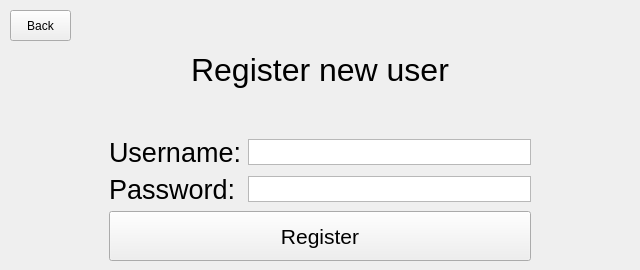
Above: DCM/ui_files/stackedwelcomescreen.ui from CarlosCapili/3K04-Pacemaker-Project before the change. Below: the same form after it.
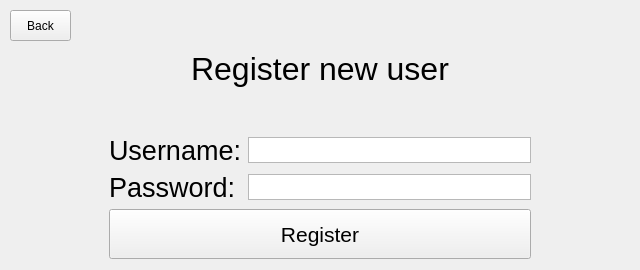
That is the form after the change. The open tabs and pages were chosen to show the change.

```diff
--- a/DCM/ui_files/stackedwelcomescreen.ui
+++ b/DCM/ui_files/stackedwelcomescreen.ui
@@ -282,6 +282,22 @@
           </property>
          </widget>
         </item>
+        <item>
+         <spacer name="verticalSpacer">
+          <property name="orientation">
+           <enum>Qt::Vertical</enum>
+          </property>
+          <property name="sizeType">
+           <enum>QSizePolicy::Minimum</enum>
+          </property>
+          <property name="sizeHint" stdset="0">
+           <size>
+            <width>20</width>
+            <height>2</height>
+           </size>
+          </property>
+         </spacer>
+        </item>
        </layout>
       </item>
       <item row="0" column="0">
```
Left out of the diff: 22 changed lines with no effect on the pictures.
